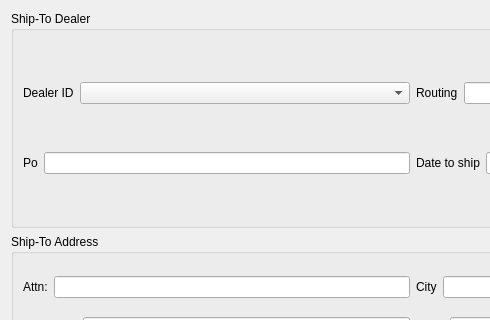
topherMcDonald/SPO, file View/setuptab.ui: the form before one commit; both pictures show x 0 to 490 and y 0 to 320 of the 825 by 684 pixel window.
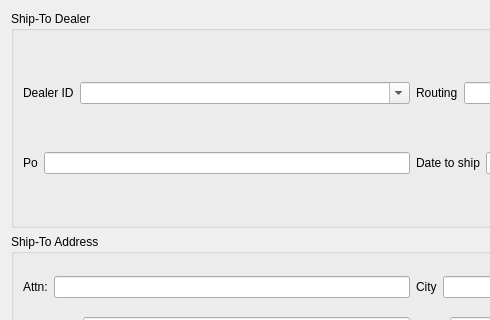
The form after the commit.

The edit to the form file:
```diff
--- a/View/setuptab.ui
+++ b/View/setuptab.ui
@@ -49,6 +49,9 @@
             <verstretch>0</verstretch>
            </sizepolicy>
           </property>
+          <property name="editable">
+           <bool>true</bool>
+          </property>
          </widget>
         </item>
        </layout>
```
Left out of the diff: 3 changed lines with no effect on the pictures.
